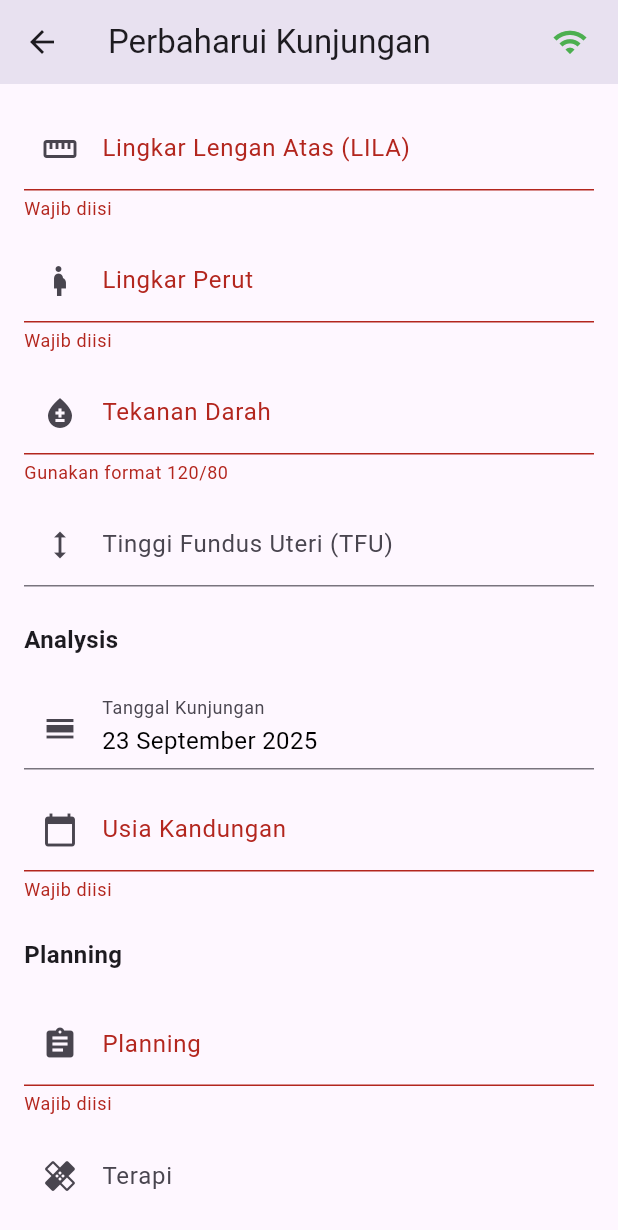
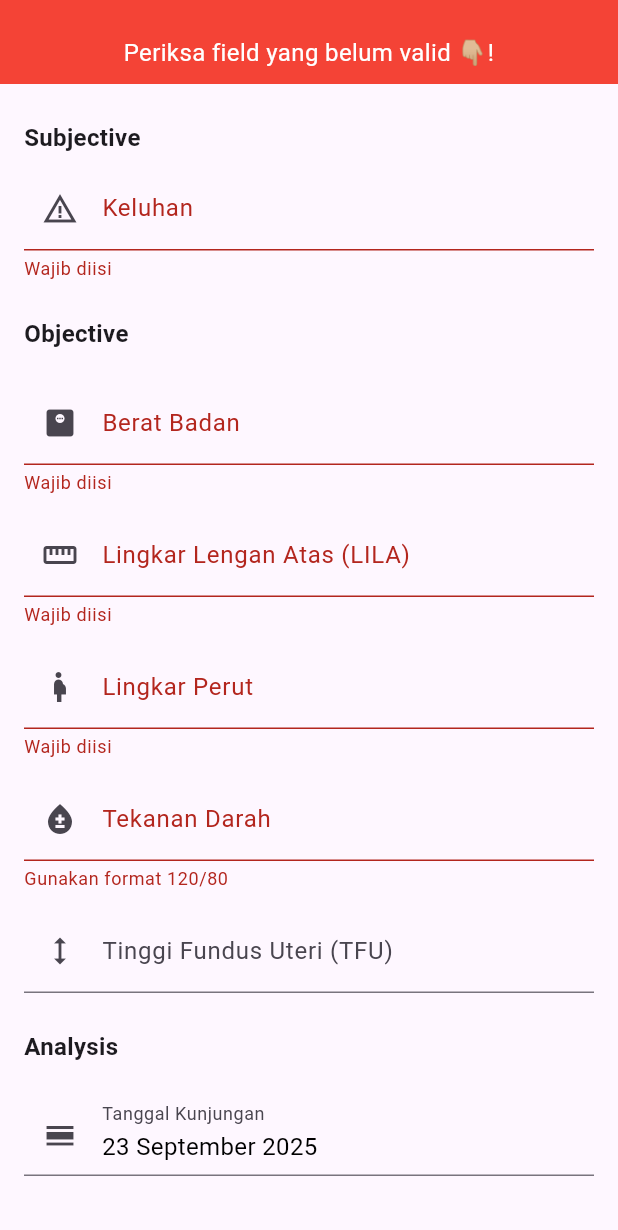
Before and after one commit to dwipp/ebidan, a Flutter app: the EditKunjunganScreen screen opened by its route, scrolled down 271 dp, after a tap on "Review", on a phone screen of 412 x 824 dp. Shown: the top 1230 px of the screen. Run offline on Flutter 3.47's test engine with Material 3 defaults, Android fonts, the phone set to English and light mode, and no system bars; our stand-ins replace bloc, cloud_firestore, equatable, firebase_auth, firebase_core, fl_chart and 5 more; accounts and stored records are empty; statements that could not run were skipped.

Commit message:
edit kunjungan dengan form validator

```diff
--- a/lib/presentation/screens/kunjungan/edit_kunjungan.dart
+++ b/lib/presentation/screens/kunjungan/edit_kunjungan.dart
@@ -12,6 +12,8 @@ import 'package:ebidan/state_management/bumil/cubit/selected_bumil_cubit.dart';
 import 'package:ebidan/state_management/kunjungan/cubit/selected_kunjungan_cubit.dart';
 import 'package:flutter/material.dart';
 import 'package:flutter_bloc/flutter_bloc.dart';
+// Import FormValidator
+import 'package:ebidan/common/utility/form_validator.dart';
 
 class EditKunjunganScreen extends StatefulWidget {
   const EditKunjunganScreen({super.key});
@@ -22,6 +24,19 @@ class EditKunjunganScreen extends StatefulWidget {
 
 class _EditKunjunganState extends State<EditKunjunganScreen> {
   final _formKey = GlobalKey<FormState>();
+
+  // **PERUBAHAN 1: Definisikan GlobalKey untuk setiap field wajib**
+  final Map<String, GlobalKey> _fieldKeys = {
+    'keluhan': GlobalKey(),
+    'bb': GlobalKey(),
+    'lila': GlobalKey(),
+    'lp': GlobalKey(),
+    'uk': GlobalKey(),
+    'planning': GlobalKey(),
+  };
+
+  // **PERUBAHAN 2: Deklarasi FormValidator**
+  late FormValidator _formValidator;
 
   final TextEditingController bbController = TextEditingController();
   final TextEditingController keluhanController = TextEditingController();
@@ -49,6 +64,21 @@ class _EditKunjunganState extends State<EditKunjunganScreen> {
   Kunjungan? kunjungan;
   Bumil? bumil;
 
+  // Validator standar untuk wajib diisi
+  String? _requiredValidator(dynamic val) {
+    if (val is String) {
+      return val.isEmpty ? 'Wajib diisi' : null;
+    }
+    return val == null ? 'Wajib dipilih' : null;
+  }
+
+  @override
+  void initState() {
+    super.initState();
+    // **PERUBAHAN 3: Inisialisasi FormValidator**
+    _formValidator = FormValidator(fieldKeys: _fieldKeys);
+  }
+
   @override
   void didChangeDependencies() {
     super.didChangeDependencies();
@@ -68,7 +98,12 @@ class _EditKunjunganState extends State<EditKunjunganScreen> {
   }
 
   Future<void> _saveData() async {
-    if (!_formKey.currentState!.validate()) return;
+    // **PERUBAHAN 4: Ganti validasi manual dengan validateAndScroll**
+    _formValidator.reset();
+
+    if (!_formValidator.validateAndScroll(_formKey, context)) {
+      return;
+    }
 
     final data = Kunjungan(
       id: kunjungan!.id,
@@ -120,40 +155,64 @@ class _EditKunjunganState extends State<EditKunjunganScreen> {
             children: [
               Utils.sectionTitle('Subjective'),
               CustomTextField(
+                key: _fieldKeys['keluhan'], // Tambahkan key
                 controller: keluhanController,
                 label: "Keluhan",
                 icon: Icons.warning_amber,
                 isMultiline: true,
-                validator: (val) => val!.isEmpty ? 'Wajib diisi' : null,
+                // **PERUBAHAN 5: Wrap validator**
+                validator: (val) => _formValidator.wrapValidator(
+                  'keluhan',
+                  val,
+                  _requiredValidator,
+                ),
               ),
               const SizedBox(height: 16),
               Utils.sectionTitle('Objective'),
               const SizedBox(height: 12),
               CustomTextField(
+                key: _fieldKeys['bb'], // Tambahkan key
                 controller: bbController,
                 label: "Berat Badan",
                 icon: Icons.monitor_weight,
                 suffixText: 'kg',
                 isNumber: true,
-                validator: (val) => val!.isEmpty ? 'Wajib diisi' : null,
+                // **Wrap validator**
+                validator: (val) => _formValidator.wrapValidator(
+                  'bb',
+                  val,
+                  _requiredValidator,
+                ),
               ),
               const SizedBox(height: 12),
               CustomTextField(
+                key: _fieldKeys['lila'], // Tambahkan key
                 controller: lilaController,
                 label: "Lingkar Lengan Atas (LILA)",
                 icon: Icons.straighten,
                 suffixText: 'cm',
                 isNumber: true,
-                validator: (val) => val!.isEmpty ? 'Wajib diisi' : null,
+                // **Wrap validator**
+                validator: (val) => _formValidator.wrapValidator(
+                  'lila',
+                  val,
+                  _requiredValidator,
+                ),
               ),
               const SizedBox(height: 12),
               CustomTextField(
+                key: _fieldKeys['lp'], // Tambahkan key
                 controller: lpController,
                 label: "Lingkar Perut",
                 icon: Icons.pregnant_woman,
                 suffixText: 'cm',
                 isNumber: true,
-                validator: (val) => val!.isEmpty ? 'Wajib diisi' : null,
+                // **Wrap validator**
+                validator: (val) => _formValidator.wrapValidator(
+                  'lp',
+                  val,
+                  _requiredValidator,
+                ),
               ),
               const SizedBox(height: 12),
               BloodPressureField(controller: tdController),
@@ -179,22 +238,34 @@ class _EditKunjunganState extends State<EditKunjunganScreen> {
               ),
               const SizedBox(height: 12),
               CustomTextField(
+                key: _fieldKeys['uk'], // Tambahkan key
                 controller: ukController,
                 label: "Usia Kandungan",
                 icon: Icons.calendar_today,
                 isNumber: true,
                 readOnly: true,
-                validator: (val) => val!.isEmpty ? 'Wajib diisi' : null,
+                // **Wrap validator**
+                validator: (val) => _formValidator.wrapValidator(
+                  'uk',
+                  val,
+                  _requiredValidator,
+                ),
               ),
               const SizedBox(height: 16),
               Utils.sectionTitle('Planning'),
               const SizedBox(height: 12),
               CustomTextField(
+                key: _fieldKeys['planning'], // Tambahkan key
                 controller: planningController,
                 label: "Planning",
                 icon: Icons.assignment,
                 isMultiline: true,
-                validator: (val) => val!.isEmpty ? 'Wajib diisi' : null,
+                // **Wrap validator**
+                validator: (val) => _formValidator.wrapValidator(
+                  'planning',
+                  val,
+                  _requiredValidator,
+                ),
               ),
               const SizedBox(height: 12),
               CustomTextField(
```
